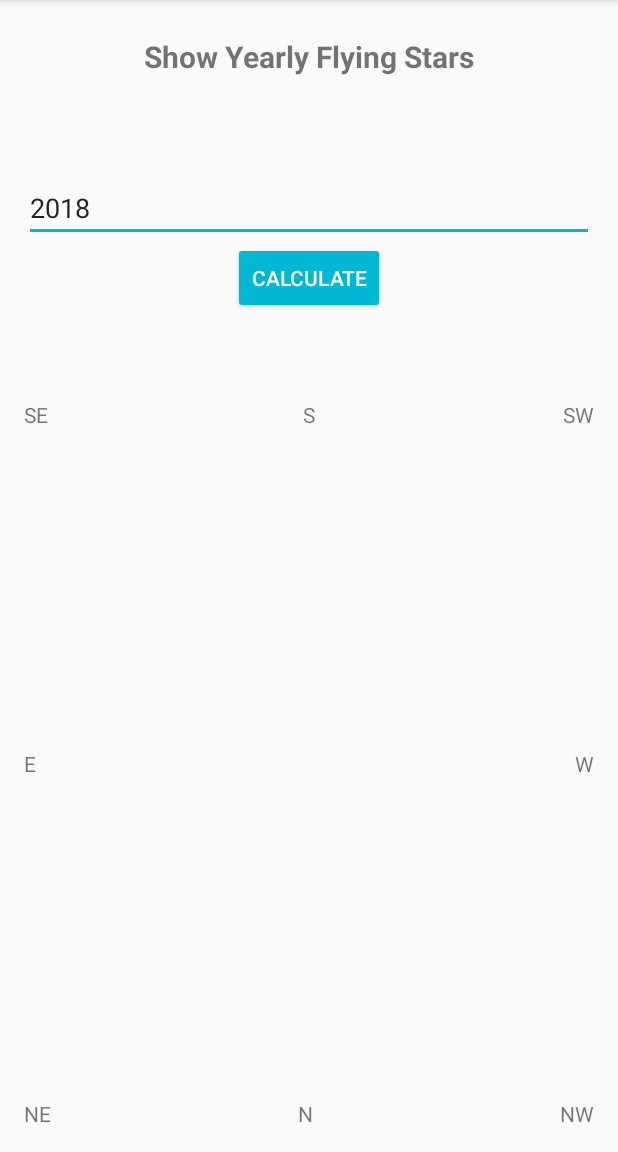
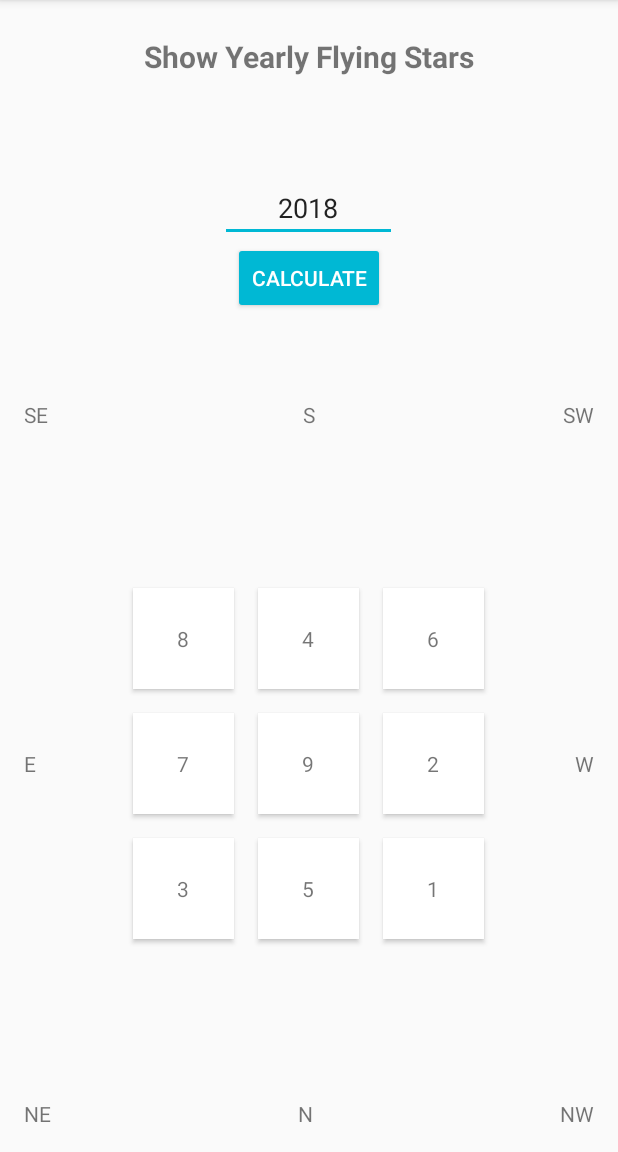
Before and after one commit to alzayon/ChineseAstrologyCalcApp, an Android app: the screen it shows after launch (MainActivity), in the side drawer, after a tap on "Show Yearly Flying Stars", on a phone screen of 412 x 824 dp, the part 84-1236 px from its top. Run offline under Robolectric (Android 15) with nearby library versions, the phone set to English and light mode, and no system bars; our stand-ins replace Dagger/Hilt's generated code, Timber, data binding.

Commit message:
Introduced CommonBindings for common databinding binders
Added a check for zero year in calculate yearly flying stars

```diff
--- /dev/null
+++ b/app/src/main/kotlin/com/alexis/chineseastrology/databinding/common/CommonBindings.kt
@@ -0,0 +1,54 @@
+package com.alexis.chineseastrology.databinding.common
+
+import android.databinding.BindingAdapter
+import android.databinding.InverseBindingAdapter
+import android.widget.Button
+import android.widget.EditText
+import android.widget.TextView
+import com.alexis.chineseastrology.lib.animalsigns.IAnimalSign
+import com.alexis.chineseastrology.lib.flyingstars.time.IFlyingStarGroup
+import com.alexis.chineseastrology.widgets.FlyingStarCanvas
+import java.util.*
+
+object CommonBindings {
+    @BindingAdapter("android:text")
+    @JvmStatic
+    fun TextView.androidTextBinding(date: Date) {
+        val context = this.context
+        val format = android.text.format.DateFormat.getDateFormat(context);
+        this.text = format.format(date)
+    }
+
+    @BindingAdapter("android:onClick")
+    @JvmStatic
+    fun Button.androidOnClickBinding(callback: () -> IAnimalSign) {
+        this.setOnClickListener {
+            callback.invoke()
+        }
+    }
+
+    @BindingAdapter("android:text")
+    @JvmStatic
+    fun EditText.androidTextBinding(anInt: Int) {
+        val str = anInt.toString()
+        this.setText(str)
+        this.setSelection(str.length)
+    }
+
+    @InverseBindingAdapter(
+            attribute = "android:text",
+            event = "android:textAttrChanged"
+    )
+    @JvmStatic
+    fun EditText.androidTextBindingInverse_Int(): Int {
+        val str = this.text.toString()
+        if (str.isNullOrBlank()) return 0
+        return Integer.parseInt(str)
+    }
+
+    @BindingAdapter("flyingStarGroup")
+    @JvmStatic
+    fun FlyingStarCanvas.flyingStarGroupBinding(flyingStarGroup: IFlyingStarGroup?) {
+        this.flyingStarGroup = flyingStarGroup
+    }
+}
--- a/app/src/main/kotlin/com/alexis/chineseastrology/screens/ShowYearlyFlyingStarsScreen.kt
+++ b/app/src/main/kotlin/com/alexis/chineseastrology/screens/ShowYearlyFlyingStarsScreen.kt
@@ -4,6 +4,7 @@ import android.content.Context
 import android.databinding.BindingAdapter
 import android.databinding.DataBindingUtil.inflate
 import android.databinding.InverseBindingAdapter
+import android.databinding.ObservableField
 import android.util.AttributeSet
 import android.view.ViewGroup.LayoutParams.MATCH_PARENT
 import android.widget.EditText
@@ -27,8 +28,6 @@ class ShowYearlyFlyingStarsScreen : LinearLayout, IViewWithActivity {
     }
     lateinit var viewModel: IShowYearlyFlyingStarsViewModel
 
-    private var yearlyFlyingStarGroup: YearlyFlyingStarGroup? = null
-
     private var year: Int = Calendar.getInstance().get(Calendar.YEAR)
 
     private fun init() {
@@ -50,8 +49,7 @@ class ShowYearlyFlyingStarsScreen : LinearLayout, IViewWithActivity {
     }
 
     fun setup() {
-        yearlyFlyingStarGroup = viewModel.calculateYearlyFlyingStarGroup(year)
-        viewFlyingStarCanvas.flyingStarGroup = yearlyFlyingStarGroup
+        viewModel.calculateYearlyFlyingStarGroup()
     }
 
     override fun onAttachedToWindow() {
@@ -64,20 +62,3 @@ class ShowYearlyFlyingStarsScreen : LinearLayout, IViewWithActivity {
         viewModel.reset()
     }
 }
-
-object ShowYearlyFlyingStarsScreenBinders {
-    @BindingAdapter("showYearlyFlyingStarsYearToCalculate")
-    @JvmStatic
-    fun EditText.showYearlyFlyingStarsYearToCalculateBinding(year: Int) {
-        this.setText(year.toString())
-    }
-
-    @InverseBindingAdapter(
-        attribute = "showYearlyFlyingStarsYearToCalculate",
-        event = "android:textAttrChanged"
-    )
-    @JvmStatic
-    fun showYearlyFlyingStarsYearToCalculateBinding(editText: EditText): Int {
-        return Integer.parseInt(editText.text.toString())
-    }
-}
--- a/app/src/main/kotlin/com/alexis/chineseastrology/viewmodel/ICalculateBirthdayViewModel.kt
+++ b/app/src/main/kotlin/com/alexis/chineseastrology/viewmodel/ICalculateBirthdayViewModel.kt
@@ -7,6 +7,9 @@ import java.util.*
 interface ICalculateBirthdayViewModel {
     var date: ObservableField<Date>
     var animalSign: ObservableField<IAnimalSign>
+
+    //TODO
+    //Determine why Databinding causes a StackOverflow exception if the return type is void/Unit
     fun calculateBirthday(): IAnimalSign
     fun reset()
 }
--- a/app/src/main/kotlin/com/alexis/chineseastrology/viewmodel/IShowYearlyFlyingStarsViewModel.kt
+++ b/app/src/main/kotlin/com/alexis/chineseastrology/viewmodel/IShowYearlyFlyingStarsViewModel.kt
@@ -1,10 +1,16 @@
 package com.alexis.chineseastrology.viewmodel
 
+import android.databinding.ObservableField
 import android.databinding.ObservableInt
+import com.alexis.chineseastrology.lib.flyingstars.time.IFlyingStarGroup
 import com.alexis.chineseastrology.lib.flyingstars.time.YearlyFlyingStarGroup
 
 interface IShowYearlyFlyingStarsViewModel {
     var yearToCalculate: ObservableInt
+    var yearlyFlyingStarGroup: ObservableField<YearlyFlyingStarGroup?>
     fun reset()
-    fun calculateYearlyFlyingStarGroup(year: Int): YearlyFlyingStarGroup
+
+    //TODO
+    //Determine why Databinding causes a StackOverflow exception if the return type is void/Unit
+    fun calculateYearlyFlyingStarGroup(): IFlyingStarGroup?
 }
--- a/app/src/main/kotlin/com/alexis/chineseastrology/viewmodel/ShowYearlyFlyingStarsViewModel.kt
+++ b/app/src/main/kotlin/com/alexis/chineseastrology/viewmodel/ShowYearlyFlyingStarsViewModel.kt
@@ -1,7 +1,9 @@
 package com.alexis.chineseastrology.viewmodel
 
 import android.arch.lifecycle.ViewModel
+import android.databinding.ObservableField
 import android.databinding.ObservableInt
+import com.alexis.chineseastrology.lib.flyingstars.time.IFlyingStarGroup
 import com.alexis.chineseastrology.lib.flyingstars.time.YearlyFlyingStarGroup
 import com.alexis.chineseastrology.lib.flyingstars.time.YearlyFlyingStarGroupSet
 import java.util.*
@@ -11,13 +13,22 @@ class ShowYearlyFlyingStarsViewModel @Inject constructor() : ViewModel(), IShowY
 
     override var yearToCalculate =  ObservableInt(0)
 
+    override var yearlyFlyingStarGroup: ObservableField<YearlyFlyingStarGroup?> = ObservableField()
+
     override fun reset() {
         val cal = Calendar.getInstance()
         val year = cal.get(Calendar.YEAR)
         yearToCalculate.set(year)
+        calculateYearlyFlyingStarGroup()
     }
 
-    override fun calculateYearlyFlyingStarGroup(year: Int): YearlyFlyingStarGroup {
-        return YearlyFlyingStarGroupSet.determineYearSetForYear(year).getFlyingStarsGroup()
+    override fun calculateYearlyFlyingStarGroup(): IFlyingStarGroup? {
+        val year = yearToCalculate.get()
+        var group: YearlyFlyingStarGroup? = null
+        if (year > 0) {
+            group = YearlyFlyingStarGroupSet.determineYearSetForYear(year).getFlyingStarsGroup()
+        }
+        yearlyFlyingStarGroup.set(group)
+        return group
     }
 }
--- a/app/src/main/kotlin/com/alexis/chineseastrology/widgets/FlyingStarBox.kt
+++ b/app/src/main/kotlin/com/alexis/chineseastrology/widgets/FlyingStarBox.kt
@@ -8,7 +8,7 @@ import com.alexis.chineseastrology.R
 import com.alexis.chineseastrology.lib.flyingstars.time.ITimeFlyingStar
 import kotlinx.android.synthetic.main.flying_star_box.view.*
 
-internal class FlyingStarBox : LinearLayout {
+class FlyingStarBox : LinearLayout {
 
     constructor(context: Context) : this(context, null, 0)
     constructor(context: Context, attrs: AttributeSet?) : this(context, attrs, 0)
--- a/app/src/main/kotlin/com/alexis/chineseastrology/widgets/FlyingStarCanvas.kt
+++ b/app/src/main/kotlin/com/alexis/chineseastrology/widgets/FlyingStarCanvas.kt
@@ -11,7 +11,7 @@ import com.alexis.chineseastrology.lib.flyingstars.time.IFlyingStarGroup
 import com.alexis.chineseastrology.lib.flyingstars.time.ITimeFlyingStar
 import kotlinx.android.synthetic.main.flying_stars_canvas.view.*
 
-internal class FlyingStarCanvas : LinearLayout {
+class FlyingStarCanvas : LinearLayout {
     constructor(context: Context) : this(context, null, 0)
     constructor(context: Context, attrs: AttributeSet?) : this(context, attrs, 0)
     constructor(context: Context, attrs: AttributeSet?, defStyleAttr: Int) : super(context, attrs, defStyleAttr)  {
@@ -34,7 +34,7 @@ internal class FlyingStarCanvas : LinearLayout {
         }
     }
 
-    var adapter = FlyingStarCanvasAdapter()
+    private var adapter = FlyingStarCanvasAdapter()
 
     var flyingStarGroup: IFlyingStarGroup? = null
         get() = field
@@ -55,6 +55,6 @@ internal class FlyingStarCanvas : LinearLayout {
     private fun populate() {
         flyingStarGroup?.let {
             adapter.flyingStars = arrangeStarsForView(it)
-        }
+        }?: adapter.clear()
     }
 }
--- a/app/src/main/kotlin/com/alexis/chineseastrology/widgets/FlyingStarCanvasAdapter.kt
+++ b/app/src/main/kotlin/com/alexis/chineseastrology/widgets/FlyingStarCanvasAdapter.kt
@@ -5,7 +5,7 @@ import android.view.ViewGroup
 import com.alexis.chineseastrology.lib.flyingstars.time.IFlyingStarGroup
 import com.alexis.chineseastrology.lib.flyingstars.time.ITimeFlyingStar
 
-internal class FlyingStarCanvasAdapter() :
+class FlyingStarCanvasAdapter() :
         RecyclerView.Adapter<FlyingStarBoxViewHolder>() {
 
     var flyingStars: List<ITimeFlyingStar>? = null
@@ -33,9 +33,14 @@ internal class FlyingStarCanvasAdapter() :
             holder.populate(timeFlyingStar)
         }
     }
+
+    fun clear() {
+        flyingStars = listOf()
+        notifyDataSetChanged()
+    }
 }
 
-internal class FlyingStarBoxViewHolder(private val flyingStarBox: FlyingStarBox) : RecyclerView.ViewHolder(flyingStarBox) {
+class FlyingStarBoxViewHolder(private val flyingStarBox: FlyingStarBox) : RecyclerView.ViewHolder(flyingStarBox) {
     fun populate(timeFlyingStar: ITimeFlyingStar) {
         flyingStarBox.populate(timeFlyingStar)
     }
--- a/app/src/main/res/layout/calculate_birthday_screen.xml
+++ b/app/src/main/res/layout/calculate_birthday_screen.xml
@@ -38,7 +38,7 @@
                 android:id="@+id/txtBirthdate"
                 android:layout_weight="0.5"
                 android:clickable="true"
-                calculateBirthdayInput="@{viewModel.date}"
+                android:text="@{viewModel.date}"
                 android:layout_width="match_parent"
                 android:layout_height="wrap_content"
                 android:padding="@dimen/textview_padding"
@@ -51,7 +51,7 @@
             android:layout_gravity="center"
             style="@style/Widget.AppCompat.Button.Colored"
             android:layout_marginTop="@dimen/big_margin"
-            calculateBirthdayTrigger="@{() -> viewModel.calculateBirthday()}"
+            android:onClick="@{() -> viewModel.calculateBirthday()}"
             android:text="@string/btn_action_Calculate"></Button>
 
         <LinearLayout
--- a/app/src/main/res/layout/show_yearly_flying_stars_screen.xml
+++ b/app/src/main/res/layout/show_yearly_flying_stars_screen.xml
@@ -30,10 +30,11 @@
             android:layout_width="match_parent"
             android:layout_height="0dp">
             <EditText
-                showYearlyFlyingStarsYearToCalculate="@={viewModel.yearToCalculate}"
+                android:text="@={viewModel.yearToCalculate}"
                 android:inputType="number"
+                android:gravity="center"
                 android:hint="@string/enter_year"
-                android:layout_width="match_parent"
+                android:layout_width="wrap_content"
                 android:layout_height="wrap_content" />
             <Button
                 android:id="@+id/btnCalculateYearlyStar"
@@ -41,10 +42,12 @@
                 style="@style/Widget.AppCompat.Button.Colored"
                 android:layout_marginStart="@dimen/default_margin"
                 android:layout_marginEnd="@dimen/default_margin"
+                android:onClick="@{() -> viewModel.calculateYearlyFlyingStarGroup()}"
                 android:layout_width="wrap_content"
                 android:layout_height="wrap_content" />
         </LinearLayout>
         <com.alexis.chineseastrology.widgets.FlyingStarCanvas
+            flyingStarGroup="@{viewModel.yearlyFlyingStarGroup}"
             android:id="@+id/viewFlyingStarCanvas"
             android:layout_weight="0.7"
             android:layout_width="match_parent"
--- a/lib/src/main/kotlin/com/alexis/chineseastrology/lib/flyingstars/time/YearlyFlyingStarGroupSet.kt
+++ b/lib/src/main/kotlin/com/alexis/chineseastrology/lib/flyingstars/time/YearlyFlyingStarGroupSet.kt
@@ -36,6 +36,9 @@ class YearlyFlyingStarGroupSet {
     companion object {
 
         fun determineYearSetForYear(year: Int): YearSet {
+            if (year == 0) {
+                throw IllegalArgumentException("Year must be greater than zero.")
+            }
             val startYear = 2012
             var numberToUse = 0
             var remainder = 0
```
Also changed, not shown: app/src/main/kotlin/com/alexis/chineseastrology/screens/CalculateBirthdayScreen.kt (+0 -19 lines), 1 other file.
